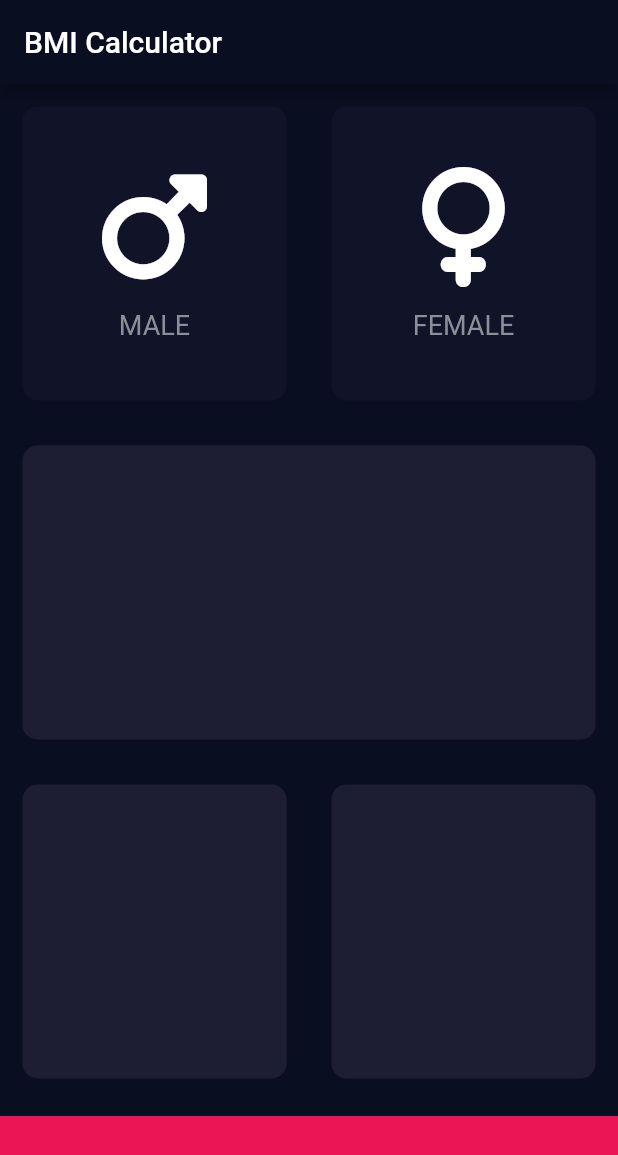
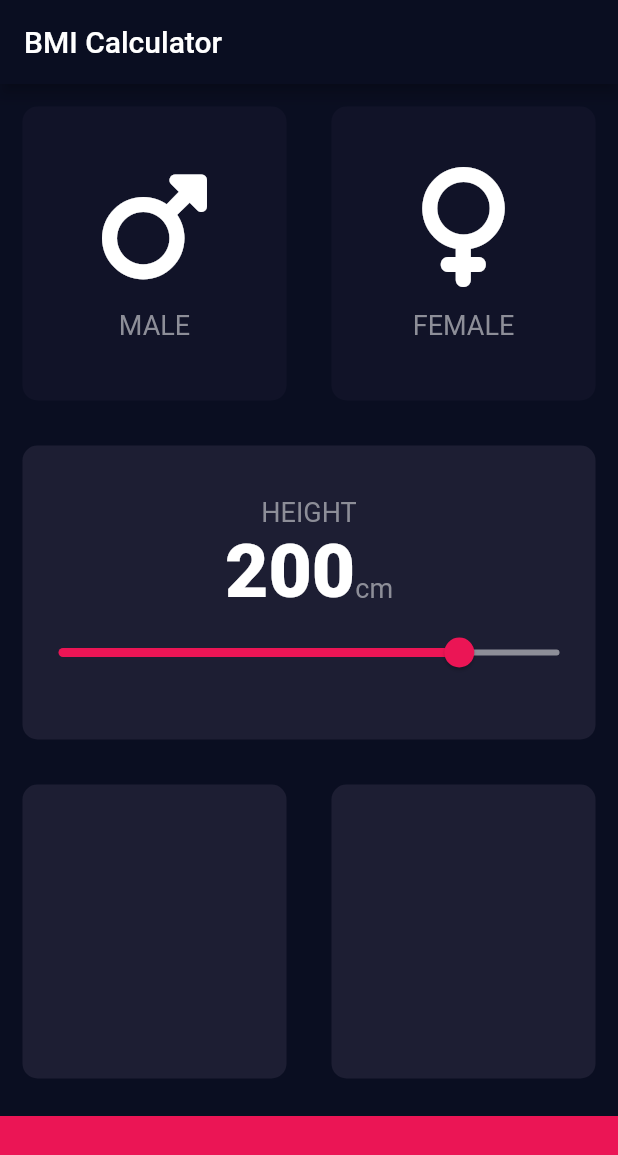
Before and after one commit to kzlkayayusuf/bmi_calculator, a Flutter app: the screen it shows after launch, on a phone screen of 412 x 824 dp. Shown: the top 1155 px of the screen. Run offline on Flutter 3.47's test engine with Material 2 defaults, Android fonts, the phone set to English and light mode, and no system bars; our stand-ins replace font_awesome_flutter.

```diff
--- /dev/null
+++ b/lib/constants.dart
@@ -0,0 +1,17 @@
+
+import 'package:flutter/material.dart';
+
+const kBottomContainerHeight = 80.0;
+const kActiveCardColor = Color(0xFF1D1E33);
+const kInactiveCardColor = Color(0xFF111328);
+const kBottomContainerColor = Color(0xFFEB1555);
+
+const kLabelTextStyle = TextStyle(
+  fontSize: 18.0,
+  color: Color(0xFF8D8E98),
+);
+
+const kNumberTextStyle= TextStyle(
+  fontSize: 50.0,
+  fontWeight: FontWeight.w900,
+);
--- a/lib/icon_content.dart
+++ b/lib/icon_content.dart
@@ -1,10 +1,9 @@
 
 import 'package:flutter/material.dart';
 
-const labelTextStyle = TextStyle(
-  fontSize: 18.0,
-  color: Color(0xFF8D8E98),
-);
+import 'constants.dart';
+
+
 
 class IconContent extends StatelessWidget {
   const IconContent({Key? key, required this.awesomeIcon, required this.label})
@@ -28,7 +27,7 @@ class IconContent extends StatelessWidget {
         ),
         Text(
           label,
-          style:labelTextStyle,
+          style:kLabelTextStyle,
         ),
       ],
     );
--- a/lib/input_page.dart
+++ b/lib/input_page.dart
@@ -3,13 +3,11 @@ import 'package:bmi_calculator/reusable_card.dart';
 import 'package:flutter/material.dart';
 import 'package:font_awesome_flutter/font_awesome_flutter.dart';
 
-const bottomContainerHeight = 80.0;
-const activeCardColor = Color(0xFF1D1E33);
-const inactiveCardColor = Color(0xFF111328);
-const bottomContainerColor = Color(0xFFEB1555);
+import 'constants.dart';
 
-enum Gender{
-  male,female;
+enum Gender {
+  male,
+  female;
 }
 
 class InputPage extends StatefulWidget {
@@ -21,6 +19,7 @@ class InputPage extends StatefulWidget {
 
 class _InputPageState extends State<InputPage> {
   Gender? selectedGender;
+  int height = 200;
 
   @override
   Widget build(BuildContext context) {
@@ -29,19 +28,22 @@ class _InputPageState extends State<InputPage> {
         title: const Text('BMI Calculator'),
       ),
       body: Column(
+        crossAxisAlignment: CrossAxisAlignment.stretch,
         children: [
           Expanded(
             child: Row(
               children: [
                 Expanded(
                   child: ReusableCard(
-                    onPress: (){
+                    onPress: () {
                       setState(() {
-                        selectedGender=Gender.male;
+                        selectedGender = Gender.male;
                       });
                     },
-                    color: selectedGender == Gender.male ? activeCardColor : inactiveCardColor,
-                    cardChild: IconContent(
+                    color: selectedGender == Gender.male
+                        ? kActiveCardColor
+                        : kInactiveCardColor,
+                    cardChild: const IconContent(
                       awesomeIcon: FontAwesomeIcons.mars,
                       label: 'MALE',
                     ),
@@ -49,13 +51,15 @@ class _InputPageState extends State<InputPage> {
                 ),
                 Expanded(
                   child: ReusableCard(
-                    onPress: (){
+                    onPress: () {
                       setState(() {
-                        selectedGender=Gender.female;
+                        selectedGender = Gender.female;
                       });
                     },
-                    color: selectedGender==Gender.female ? activeCardColor : inactiveCardColor,
-                    cardChild: IconContent(
+                    color: selectedGender == Gender.female
+                        ? kActiveCardColor
+                        : kInactiveCardColor,
+                    cardChild: const IconContent(
                       awesomeIcon: FontAwesomeIcons.venus,
                       label: 'FEMALE',
                     ),
@@ -64,9 +68,46 @@ class _InputPageState extends State<InputPage> {
               ],
             ),
           ),
-          const Expanded(
+          Expanded(
             child: ReusableCard(
-              color: activeCardColor,
+              color: kActiveCardColor,
+              cardChild: Column(
+                mainAxisAlignment: MainAxisAlignment.center,
+                children: [
+                  Text(
+                    'HEIGHT',
+                    style: kLabelTextStyle,
+                  ),
+                  Row(
+                    mainAxisAlignment: MainAxisAlignment.center,
+                    crossAxisAlignment: CrossAxisAlignment.baseline,
+                    textBaseline: TextBaseline.alphabetic,
+                    children: [
+                      Text(
+                        height.toString(),
+                        style: kNumberTextStyle,
+                      ),
+                      Text(
+                        'cm',
+                        style: kLabelTextStyle,
+                      ),
+
+                    ],
+                  ),
+                  Slider(
+                    value: height.toDouble(),
+                    min: 120.0,
+                    max: 220.0,
+                    activeColor: Color(0xFFEB1555),
+                    inactiveColor: Color(0xFF8D8E98),
+                    onChanged: (double newValue) {
+                      setState(() {
+                        height=newValue.round();
+                      });
+                    },
+                  ),
+                ],
+              ),
             ),
           ),
           Expanded(
@@ -74,22 +115,22 @@ class _InputPageState extends State<InputPage> {
               children: const [
                 Expanded(
                   child: ReusableCard(
-                    color: activeCardColor,
+                    color: kActiveCardColor,
                   ),
                 ),
                 Expanded(
                   child: ReusableCard(
-                    color: activeCardColor,
+                    color: kActiveCardColor,
                   ),
                 ),
               ],
             ),
           ),
           Container(
-            color: bottomContainerColor,
+            color: kBottomContainerColor,
             margin: const EdgeInsets.only(top: 10.0),
             width: double.infinity,
-            height: bottomContainerHeight,
+            height: kBottomContainerHeight,
           ),
         ],
       ),
```
